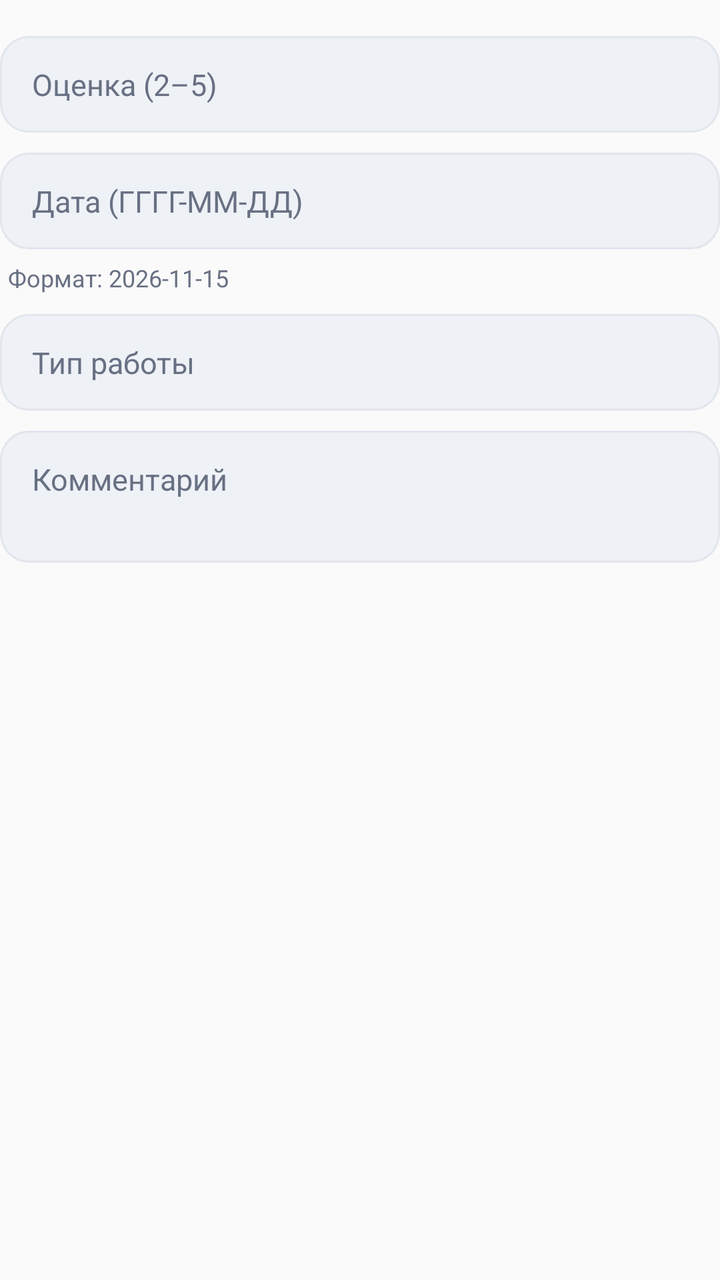
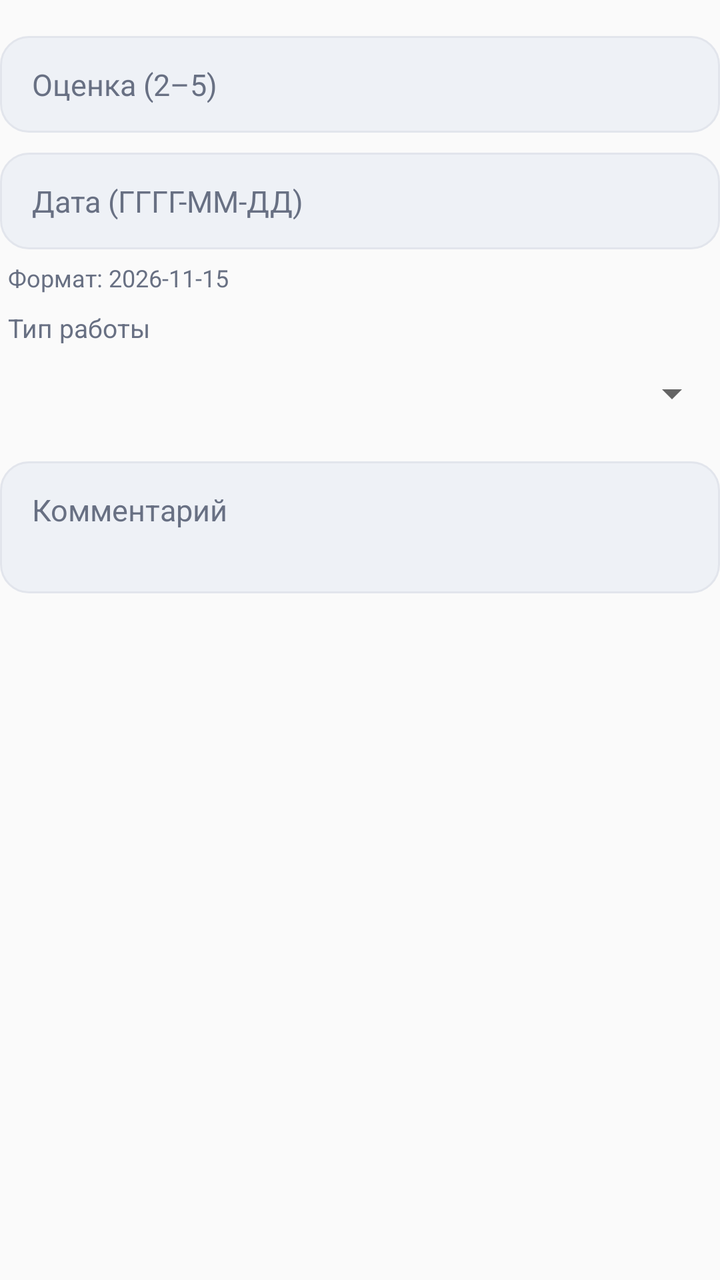

The first picture is an Android layout as it rendered before a commit; the second is the same layout after the commit. The layout source and the unified diff follow.
<!-- AndroidManifest.xml: application theme Theme.Studentkab -->
<!-- res/layout/dialog_grade.xml -->
<?xml version="1.0" encoding="utf-8"?>
<ScrollView xmlns:android="http://schemas.android.com/apk/res/android"
    android:layout_width="match_parent"
    android:layout_height="wrap_content"
    android:fillViewport="true">

    <LinearLayout
        android:layout_width="match_parent"
        android:layout_height="wrap_content"
        android:orientation="vertical"
        android:paddingTop="8dp">

        <EditText
            android:id="@+id/inputGradeValue"
            style="@style/Widget.Studentkab.TextInput"
            android:layout_width="match_parent"
            android:layout_height="wrap_content"
            android:hint="Оценка (2–5)"
            android:inputType="number"
            android:singleLine="true" />

        <EditText
            android:id="@+id/inputGradeDate"
            style="@style/Widget.Studentkab.TextInput"
            android:layout_width="match_parent"
            android:layout_height="wrap_content"
            android:hint="Дата (ГГГГ-ММ-ДД)"
            android:inputType="date"
            android:singleLine="true" />

        <TextView
            android:layout_width="match_parent"
            android:layout_height="wrap_content"
            android:layout_marginTop="6dp"
            android:layout_marginStart="4dp"
            android:text="Формат: 2026-11-15"
            android:textColor="@color/text_secondary"
            android:textSize="12sp" />

        <EditText
            android:id="@+id/inputWorkType"
            style="@style/Widget.Studentkab.TextInput"
            android:layout_width="match_parent"
            android:layout_height="wrap_content"
            android:hint="Тип работы"
            android:inputType="textCapSentences"
            android:singleLine="true" />

        <EditText
            android:id="@+id/inputGradeComment"
            style="@style/Widget.Studentkab.TextInput"
            android:layout_width="match_parent"
            android:layout_height="wrap_content"
            android:gravity="top"
            android:hint="Комментарий"
            android:inputType="textCapSentences|textMultiLine"
            android:minLines="2" />
    </LinearLayout>
</ScrollView>
<!-- resources referenced by this layout -->
<resources>
  <color name="text_secondary">#687083</color>
  <style name="Widget.Studentkab.TextInput" parent="android:Widget.Material.EditText">
          <item name="android:background">@drawable/bg_text_input</item>
          <item name="android:paddingStart">16dp</item>
          <item name="android:paddingEnd">16dp</item>
          <item name="android:paddingTop">14dp</item>
          <item name="android:paddingBottom">14dp</item>
          <item name="android:textColor">@color/text_primary</item>
          <item name="android:textColorHint">@color/text_secondary</item>
          <item name="android:textSize">15sp</item>
          <item name="android:layout_marginTop">10dp</item>
      </style>
  <style name="Theme.Studentkab" parent="android:Theme.Material.Light.NoActionBar">
          <item name="android:colorAccent">@color/action_add</item>
          <item name="android:alertDialogTheme">@style/Theme.Studentkab.Dialog</item>
      </style>
  <!-- drawable bg_text_input (drawable) -->
  <?xml version="1.0" encoding="utf-8"?>
  <selector xmlns:android="http://schemas.android.com/apk/res/android">
      <item android:state_focused="true">
          <shape android:shape="rectangle">
              <solid android:color="@color/card_surface" />
              <stroke android:width="2dp" android:color="@color/action_add" />
              <corners android:radius="14dp" />
          </shape>
      </item>
      <item>
          <shape android:shape="rectangle">
              <solid android:color="@color/info_surface" />
              <stroke android:width="1dp" android:color="@color/card_stroke" />
              <corners android:radius="14dp" />
          </shape>
      </item>
  </selector>
  <color name="text_primary">#202431</color>
  <color name="action_add">#1565C0</color>
  <style name="Theme.Studentkab.Dialog" parent="android:Theme.Material.Light.Dialog.Alert">
          <item name="android:colorAccent">@color/action_add</item>
          <item name="android:windowBackground">@drawable/bg_dialog</item>
          <item name="android:windowMinWidthMajor">90%</item>
          <item name="android:windowMinWidthMinor">90%</item>
          <item name="android:windowContentOverlay">@null</item>
      </style>
  <color name="card_surface">#FFFFFFFF</color>
  <color name="info_surface">#EEF1F6</color>
  <color name="card_stroke">#E2E5EC</color>
  <!-- drawable bg_dialog (drawable) -->
  <?xml version="1.0" encoding="utf-8"?>
  <shape xmlns:android="http://schemas.android.com/apk/res/android"
      android:shape="rectangle">
      <solid android:color="@color/card_surface" />
      <corners android:radius="24dp" />
  </shape>
</resources>

<!-- the commit's change to res/layout/dialog_grade.xml (unified diff, before → after) -->
@@ -37,14 +37,19 @@
             android:textColor="@color/text_secondary"
             android:textSize="12sp" />
 
-        <EditText
-            android:id="@+id/inputWorkType"
-            style="@style/Widget.Studentkab.TextInput"
+        <TextView
             android:layout_width="match_parent"
             android:layout_height="wrap_content"
-            android:hint="Тип работы"
-            android:inputType="textCapSentences"
-            android:singleLine="true" />
+            android:layout_marginStart="4dp"
+            android:layout_marginTop="8dp"
+            android:text="Тип работы"
+            android:textColor="@color/text_secondary"
+            android:textSize="13sp" />
+
+        <Spinner
+            android:id="@+id/inputWorkType"
+            android:layout_width="match_parent"
+            android:layout_height="48dp" />
 
         <EditText
             android:id="@+id/inputGradeComment"
